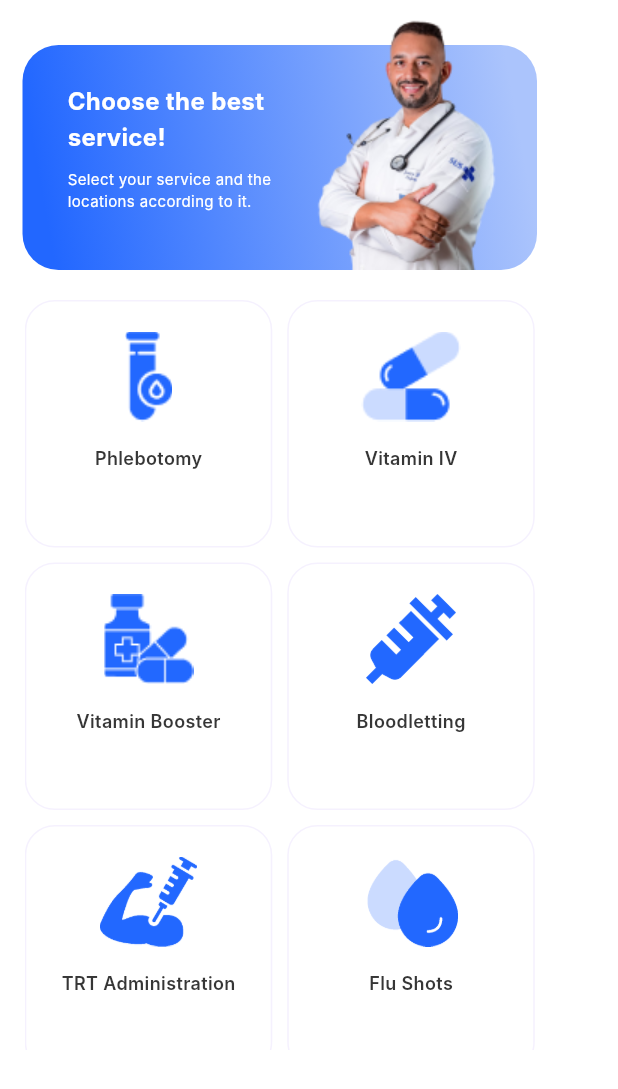
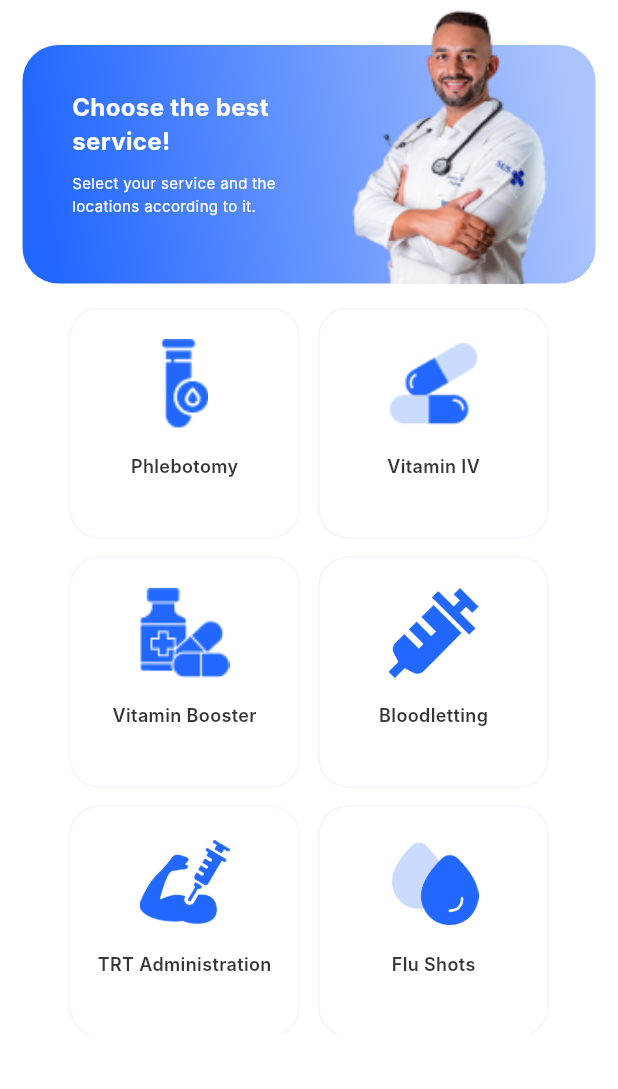
Before and after one commit to MustuBharmal/DocBookingApp, a Flutter app: the ServiceScreen screen opened by its route, on a phone screen of 412 x 824 dp. Shown: the top 1089 px of the screen. Run offline on Flutter 3.47's test engine with Material 3 defaults, Android fonts, the phone set to English and light mode, and no system bars; our stand-ins replace get, get_storage, google_fonts, logger; accounts and stored records are empty; Roboto replaces fonts that are missing (Inter).

Commit message:
service screen update

```diff
--- a/lib/global/styles.dart
+++ b/lib/global/styles.dart
@@ -21,11 +21,17 @@ TextStyle txtInterRegular15Gray600 = TextStyle(
   fontFamily: 'Inter',
   fontWeight: FontWeight.w400,
 );
+
 TextStyle txtInterMedium13 = TextStyle(
   color: AppColors.black,
   fontSize: 15,
   fontFamily: 'Inter',
   fontWeight: FontWeight.w500,
+);
+TextStyle txtInterMedium12 = TextStyle(
+  color: Colors.white,
+  fontSize: 16,
+  fontWeight: FontWeight.w700,
 );
 TextStyle subtitleStyle3 = GoogleFonts.poppins(
   color: AppColors.black,
@@ -49,7 +55,7 @@ TextStyle appBarStyle = GoogleFonts.poppins(
   fontSize: 24,
   fontWeight: FontWeight.w600,
 );
- TextStyle normalTextStyle=TextStyle(
+TextStyle normalTextStyle = TextStyle(
   fontSize: 14,
   color: Colors.grey,
 );
--- a/lib/presentations/home/view/home_screen.dart
+++ b/lib/presentations/home/view/home_screen.dart
@@ -276,8 +276,10 @@ class ServiceListView extends StatelessWidget {
               onPressed: () {},
               iconPath: ConstantValue.imagePathListForServices[index],
               text: ConstantValue.textListForServices[index],
-              height: Get.height * 0.055,
-              width: Get.height * 0.055,
+              containerHeight: Get.height * 0.18,
+              containerWidth: Get.width * 0.275,
+              iconHeight: Get.height * 0.055,
+              iconWidth: Get.height * 0.055,
             ),
           );
         },
--- a/lib/presentations/services/view/service_screen.dart
+++ b/lib/presentations/services/view/service_screen.dart
@@ -3,7 +3,9 @@ import 'package:doc_booking_app/global/constant_string.dart';
 import 'package:doc_booking_app/global/images.dart';
 import 'package:doc_booking_app/widgets/custom_intro_container.dart';
 import 'package:flutter/material.dart';
+import 'package:get/get.dart';
 import '../../../global/app_color.dart';
+import '../../../util/log_utils.dart';
 import '../../../widgets/custom_container_with_logo1.dart';
 
 class ServiceScreen extends StatelessWidget {
@@ -21,17 +23,15 @@ class ServiceScreen extends StatelessWidget {
           child: Column(
             mainAxisAlignment: MainAxisAlignment.center,
             children: [
-              const SizedBox(
-                height: 30,
+              Padding(
+                padding: const EdgeInsets.only(top: 30),
+                child: CustomBannerContainer(
+                    imgPath: AppImage.maleDoctor,
+                    headerText: ConstantString.headerTextForServices,
+                    subText: ConstantString.subTextForServices),
               ),
-              CustomBannerContainer(
-                  imgPath: AppImage.maleDoctor,
-                  headerText: ConstantString.headerTextForServices,
-                  subText: ConstantString.subTextForServices),
-              const SizedBox(
-                height: 20,
-              ),
-              SizedBox(
+              Container(
+                padding: EdgeInsets.only(left: 10, right: 10, top: 16),
                 width: 340,
                 height: 500,
                 child: GridView.builder(
@@ -39,15 +39,17 @@ class ServiceScreen extends StatelessWidget {
                   primary: true,
                   gridDelegate: const SliverGridDelegateWithFixedCrossAxisCount(
                     crossAxisCount: 2,
-                    crossAxisSpacing: 10,
-                    mainAxisSpacing: 10,
+                    crossAxisSpacing: 12,
+                    mainAxisSpacing: 12,
                   ),
                   itemCount: ConstantValue.textListForServices.length,
                   itemBuilder: (context, index) {
                     return ContainerWithIcon1(
                       onPressed: () {},
-                      height: 60,
-                      width: 69,
+                      containerWidth: 200,
+                      containerHeight: 100,
+                      iconHeight: 60,
+                      iconWidth: 60,
                       iconPath: ConstantValue.imagePathListForServices[index],
                       text: ConstantValue.textListForServices[index],
                     );
--- a/lib/presentations/specialist/view/specialist_screen.dart
+++ b/lib/presentations/specialist/view/specialist_screen.dart
@@ -45,10 +45,11 @@ class SpecialistScreen extends StatelessWidget {
                   itemBuilder: (context, index) {
                     return ContainerWithIcon1(
                       onPressed: () {
-
                       },
-                      height: 60,
-                      width: 60,
+                      containerHeight: 200,
+                      containerWidth: 200,
+                      iconHeight: 60,
+                      iconWidth: 60,
                       iconPath: ConstantValue.imagePathListForSpecialist[index],
                       text: ConstantValue.textListForSpecialist[index],
                     );
--- a/lib/widgets/custom_container_with_logo1.dart
+++ b/lib/widgets/custom_container_with_logo1.dart
@@ -1,5 +1,4 @@
 import 'package:flutter/material.dart';
-import 'package:get/get.dart';
 import 'custom_icon_sizebox.dart';
 
 class ContainerWithIcon1 extends StatelessWidget {
@@ -7,14 +6,18 @@ class ContainerWithIcon1 extends StatelessWidget {
       {super.key,
       required this.text,
       required this.iconPath,
-      required this.height,
-      required this.width,
+      required this.containerHeight,
+      required this.containerWidth,
+      required this.iconWidth,
+      required this.iconHeight,
       required this.onPressed});
 
   final String text;
   final String iconPath;
-  final double height;
-  final double width;
+  final double containerWidth;
+  final double containerHeight;
+  final double iconWidth;
+  final double iconHeight;
   final VoidCallback? onPressed;
 
   @override
@@ -22,8 +25,8 @@ class ContainerWithIcon1 extends StatelessWidget {
     return InkWell(
       onTap: onPressed,
       child: Container(
-        width: Get.width * 0.275,
-        height: Get.height * 0.18,
+        width: containerWidth,
+        height: containerHeight,
         padding: const EdgeInsets.symmetric(horizontal: 10, vertical: 20),
         clipBehavior: Clip.antiAlias,
         decoration: ShapeDecoration(
@@ -36,7 +39,9 @@ class ContainerWithIcon1 extends StatelessWidget {
         child: Column(
           children: [
             CustomIconSizeBox(
-                iconPath: iconPath, iconWidth: width, iconHeight: height),
+                iconPath: iconPath,
+                iconWidth: iconWidth,
+                iconHeight: iconHeight),
             const SizedBox(height: 16),
             Text(
               text,
--- a/lib/widgets/custom_intro_container.dart
+++ b/lib/widgets/custom_intro_container.dart
@@ -1,4 +1,6 @@
 import 'package:flutter/material.dart';
+import 'package:get/get.dart';
+import '../global/styles.dart';
 
 class CustomBannerContainer extends StatelessWidget {
   const CustomBannerContainer(
@@ -14,8 +16,8 @@ class CustomBannerContainer extends StatelessWidget {
   @override
   Widget build(BuildContext context) {
     return Container(
-      width: 343,
-      height: 150,
+      width: Get.width * 0.95,
+      height: Get.height * 0.193,
       decoration: BoxDecoration(
         gradient: const LinearGradient(
           begin: Alignment(-0.92, 0.38),
@@ -26,29 +28,20 @@ class CustomBannerContainer extends StatelessWidget {
       ),
       child: Stack(
         clipBehavior: Clip.none,
+        //It allow to image take space outside the container
         children: [
           Padding(
-            padding: const EdgeInsets.symmetric(horizontal: 30, vertical: 25),
+            padding: const EdgeInsets.symmetric(horizontal: 33, vertical: 30),
             child: Column(
               crossAxisAlignment: CrossAxisAlignment.start,
               children: [
-                Text(
-                  headerText,
-                  style: const TextStyle(
-                    color: Colors.white,
-                    fontSize: 16,
-                    fontFamily: 'Inter',
-                    fontWeight: FontWeight.w700,
-                    height: 1.5,
-                  ),
-                ),
+                Text(headerText, style: txtInterMedium12),
                 const SizedBox(height: 9),
                 Text(
                   subText,
                   style: const TextStyle(
                     color: Colors.white,
                     fontSize: 10,
-                    fontFamily: 'Inter',
                     fontWeight: FontWeight.w400,
                     height: 1.5,
                   ),
@@ -60,8 +53,8 @@ class CustomBannerContainer extends StatelessWidget {
             right: 20,
             bottom: 0,
             child: Container(
-              width: 132,
-              height: 175,
+              width: Get.width * 0.37,
+              height: Get.height * 0.2325,
               decoration: BoxDecoration(
                 image: DecorationImage(
                   image: AssetImage(imgPath),
```
Lines whose indentation alone changed are shown as unchanged.
